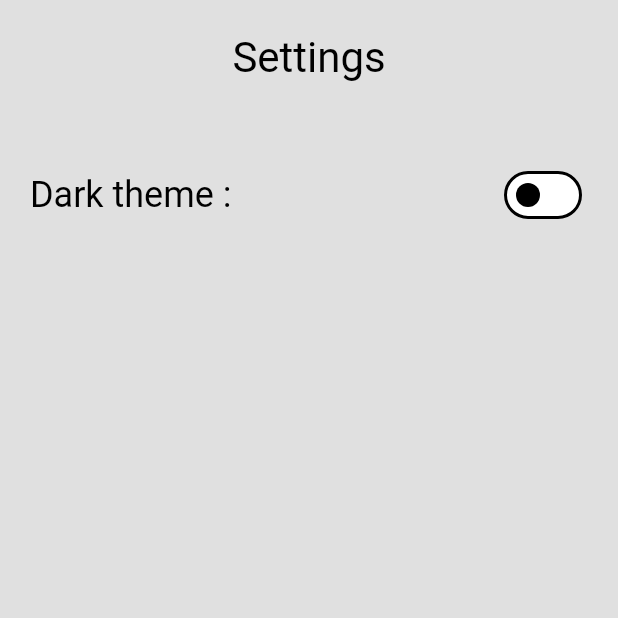
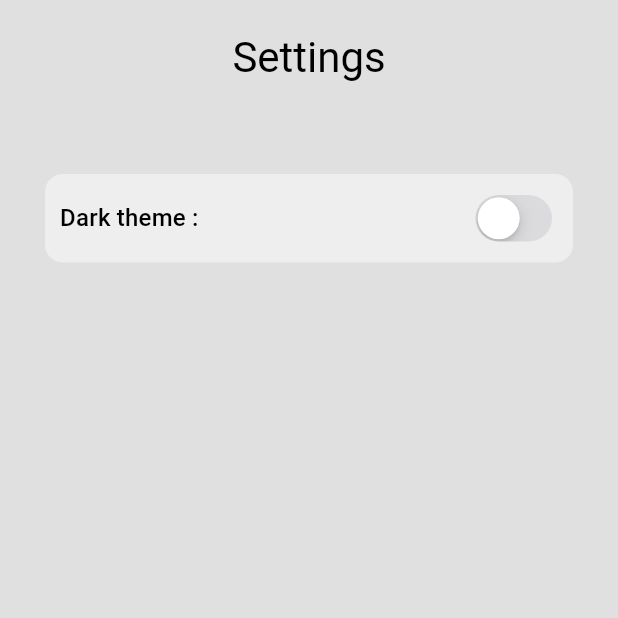
Before and after one commit to anishh2003/music_player_bloc, a Flutter app: the screen it shows after launch, in the side drawer, after a tap on "Settings", on a phone screen of 412 x 824 dp, the top half of it. Run offline on Flutter 3.47's test engine with Material 3 defaults, Android fonts, the phone set to English and light mode, and no system bars; our stand-ins replace bloc, flutter_bloc.

Commit message:
switch design

```diff
--- a/lib/screens/settings_page.dart
+++ b/lib/screens/settings_page.dart
@@ -1,3 +1,4 @@
+import 'package:flutter/cupertino.dart';
 import 'package:flutter/material.dart';
 import 'package:flutter_bloc/flutter_bloc.dart';
 import 'package:music_player/cubit/theme_cubit.dart';
@@ -38,21 +39,25 @@ class _SettingsPageState extends State<SettingsPage> {
               ],
             ),
             const SizedBox(height: 20.0),
-            Row(
+            Container(
+              decoration: BoxDecoration(
+                color: Theme.of(context).colorScheme.secondary,
+                borderRadius: BorderRadius.circular(12),
+              ),
+              padding: const EdgeInsets.all(10),
+              margin: const EdgeInsets.all(10),
+              child: Row(
                 crossAxisAlignment: CrossAxisAlignment.center,
                 mainAxisAlignment: MainAxisAlignment.spaceBetween,
                 children: [
                   Text(
                     "Dark theme : ",
-                  style: Theme.of(context).textTheme.headlineSmall,
+                    style: Theme.of(context).textTheme.titleMedium,
                   ),
                   BlocBuilder<ThemeCubit, bool>(
                     builder: (context, state) {
-                    return Switch(
-                      // This bool value toggles the switch.
+                      return CupertinoSwitch(
                         value: state,
-
-                      activeColor: Theme.of(context).colorScheme.primary,
                         onChanged: (bool value) {
                           darkThemeCubit.changeTheme();
                         },
@@ -60,6 +65,7 @@ class _SettingsPageState extends State<SettingsPage> {
                     },
                   ),
                 ],
+              ),
             )
           ],
         ),
```
Lines whose indentation alone changed are shown as unchanged.
